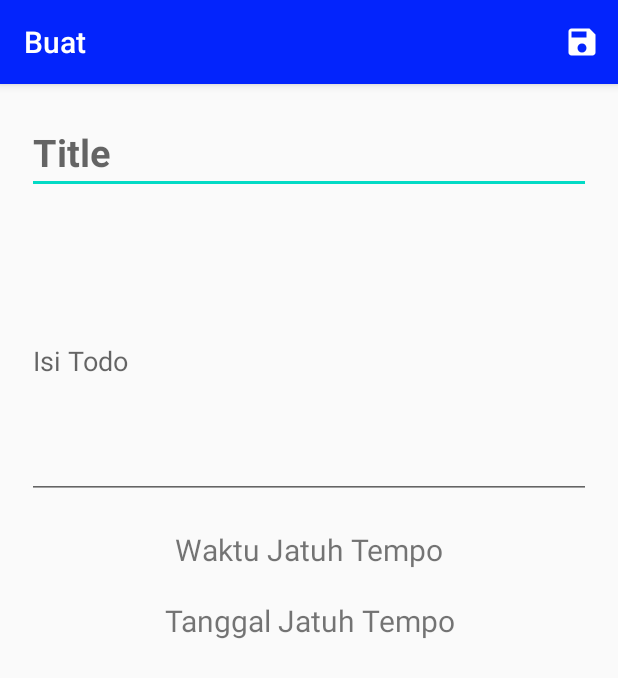
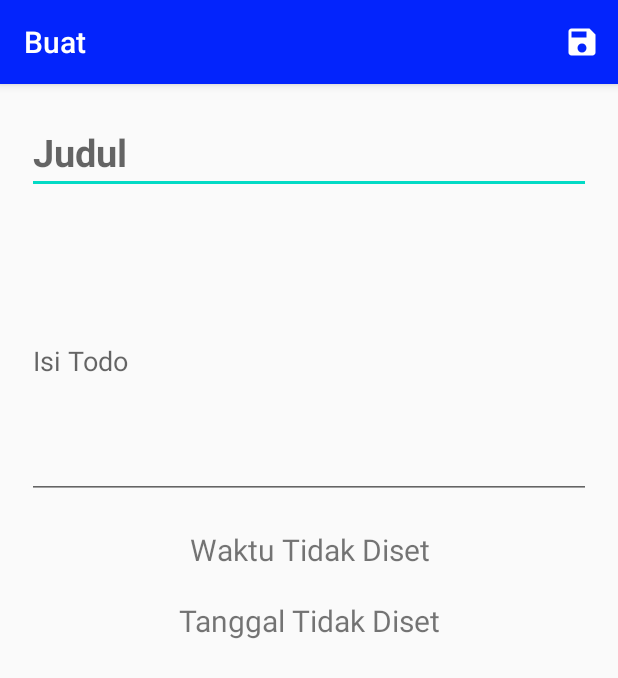
Before and after one commit to dandygardad/TodoListApp, an Android app: the CreateActivity screen opened directly, with no data from a screen before it, on a phone screen of 412 x 824 dp. Shown: the top 678 px of the screen. Run offline under Robolectric (Android 15) with nearby library versions, the phone set to English and light mode, and no system bars.

Commit message:
Perubahan pada value String dan item_todo

```diff
--- a/app/src/main/res/layout/item_todo.xml
+++ b/app/src/main/res/layout/item_todo.xml
@@ -40,7 +40,7 @@
                 android:layout_width="wrap_content"
                 android:layout_height="wrap_content"
                 android:paddingLeft="21dp"
-                android:text="@string/tidak_diatur" />
+                android:text="@string/tanggaldanwaktu" />
 
             <TextView
                 android:layout_width="wrap_content"
--- a/app/src/main/res/values/strings.xml
+++ b/app/src/main/res/values/strings.xml
@@ -1,6 +1,6 @@
 <resources>
     <string name="app_name">ToDo List</string>
-    <string name="title">Title</string>
+    <string name="title">Judul</string>
     <string name="isinya">Isinya</string>
     <string name="judul">Masukkan Judul</string>
     <string name="isiTodo">Isi Todo</string>
@@ -8,8 +8,8 @@
     <string name="search">Search</string>
     <string name="editing">Edit</string>
     <string name="create_todo">Buat</string>
-    <string name="tanggaltempo">Tanggal Jatuh Tempo</string>
-    <string name="waktutempo">Waktu Jatuh Tempo</string>
+    <string name="tanggaltempo">Tanggal Tidak Diset</string>
+    <string name="waktutempo">Waktu Tidak Diset</string>
     <string name="batas">"Jatuh Tempo : "</string>
-    <string name="tidak_diatur">Tidak diset</string>
+    <string name="tanggaldanwaktu">Tanggal dan Waktu</string>
 </resources>
```
